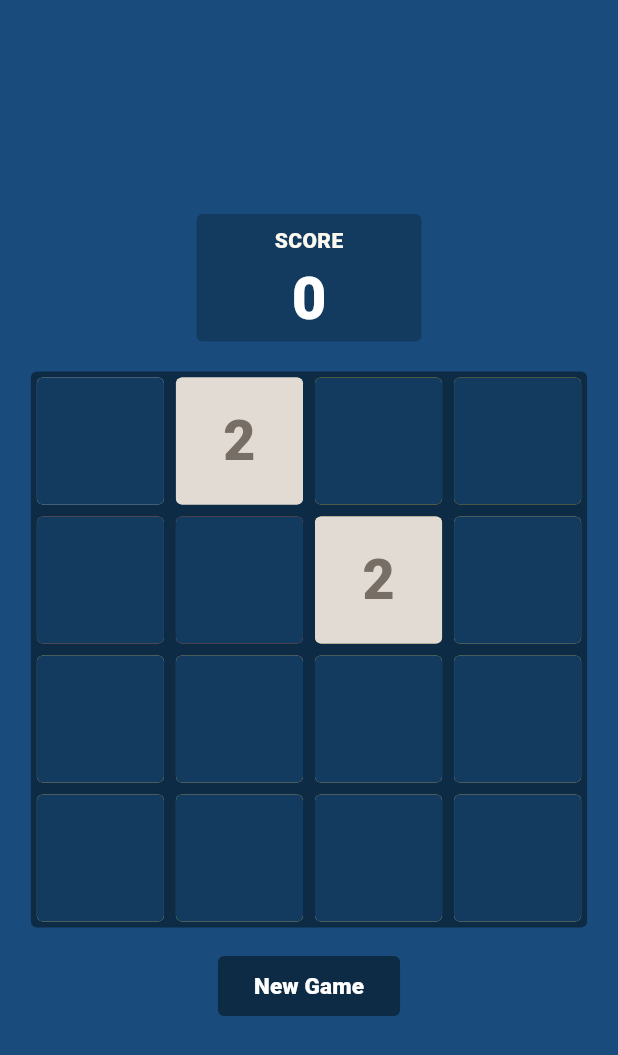
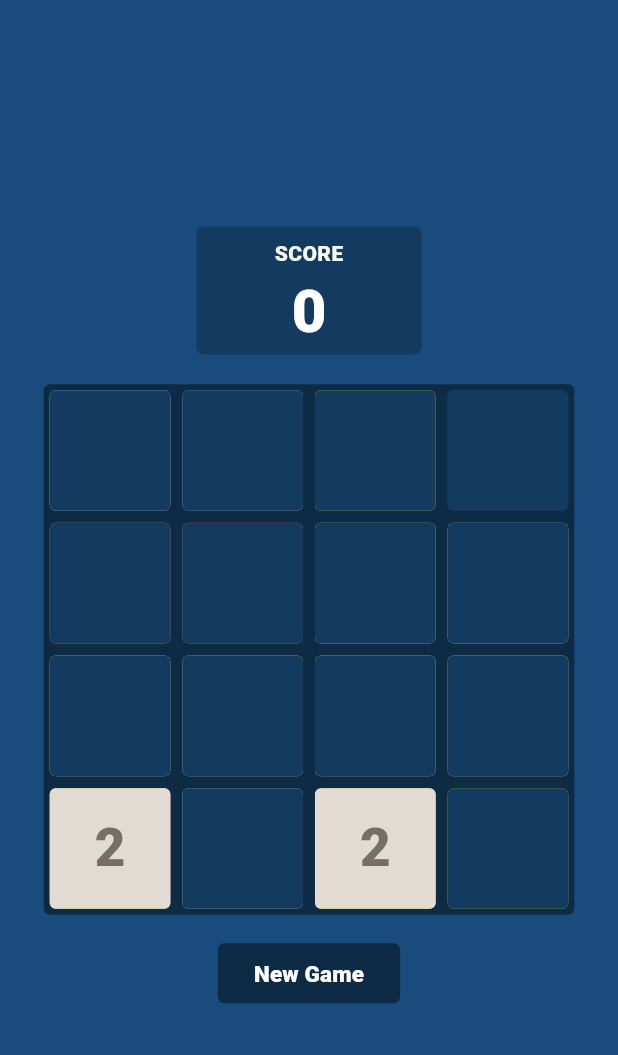
Before and after one commit to jamalvh/2048, a Flutter app: the screen it shows after launch, after a tap on "New Game", on a phone screen of 412 x 824 dp. Shown: the top 1055 px of the screen. Run offline on Flutter 3.47's test engine with Material 3 defaults, Android fonts, the phone set to English and light mode, and no system bars.

Commit message:
bug fixes

```diff
--- a/lib/main.dart
+++ b/lib/main.dart
@@ -1,3 +1,5 @@
+// ignore_for_file: avoid_print
+
 import 'dart:math';
 import 'package:flutter/material.dart';
 
@@ -73,17 +75,17 @@ class _MyHomePageState extends State<MyHomePage> {
             return Tile(row, col, 0);
           }));
   Iterable<Tile> get flattenedGrid => grid.expand((element) => element);
-  late double gridSize = MediaQuery.of(context).size.width * .90;
+  late double gridSize = 353.7;
   late double tileSize = gridSize / 4;
   List<Widget> tiles = [];
 
   @override
   void initState() {
-    createNewTile(2);
+    // createNewTile(2);
     grid[0][0].val = 2;
-    grid[0][1].val = 2;
+    grid[0][1].val = 4;
     grid[0][2].val = 8;
-    grid[0][3].val = 16;
+    grid[3][3].val = 16;
     grid[1][0].val = 32;
     grid[1][1].val = 64;
     grid[1][2].val = 128;
@@ -95,7 +97,6 @@ class _MyHomePageState extends State<MyHomePage> {
     grid[3][0].val = 256;
     grid[3][1].val = 512;
     grid[3][2].val = 1024;
-    grid[3][3].val = 2048;
     super.initState();
   }
 
@@ -438,18 +439,23 @@ class _MyHomePageState extends State<MyHomePage> {
 
   // Create num number of tiles
   void createNewTile(int num) {
+    if (isBoardFull()) {
+      return;
+    }
     var rng = Random();
-    int x = rng.nextInt(4);
-    int y = rng.nextInt(4);
+    for (int i = 0; i < num; i++) {
+      int index = rng.nextInt(16); // Generate a random number from 0 to 15
+      int x = index ~/ 4; // Calculate x coordinate
+      int y = index % 4; // Calculate y coordinate
 
-    for (int i = 0; i < num; i++) {
       while (grid[x][y].val != 0) {
-        x = rng.nextInt(4);
-        y = rng.nextInt(4);
+        index = (index + 1) % 16; // Wrap around if necessary
+        x = index ~/ 4; // Recalculate x coordinate
+        y = index % 4; // Recalculate y coordinate
       }
 
       if (rng.nextInt(10) == 1) {
-        // 10% change of 4
+        // 10% chance of 4
         grid[x][y].val = 4;
       } else {
         grid[x][y].val = 2;
@@ -473,13 +479,8 @@ class _MyHomePageState extends State<MyHomePage> {
   }
 
   void checkIfLost() {
-    // check if full
-    for (int i = 0; i < 4; i++) {
-      for (int j = 0; j < 4; j++) {
-        if (grid[i][j].val == 0) {
-          return;
-        }
-      }
+    if (!isBoardFull()) {
+      return;
     }
 
     // check if merges possible
@@ -512,20 +513,34 @@ class _MyHomePageState extends State<MyHomePage> {
     return;
   }
 
+  bool isBoardFull() {
+    // check if full
+    for (int i = 0; i < 4; i++) {
+      for (int j = 0; j < 4; j++) {
+        if (grid[i][j].val == 0) {
+          return false;
+        }
+      }
+    }
+    return true;
+  }
+
   showLosePopup() {
     return showDialog(
       useSafeArea: false,
       context: context,
       builder: (context) {
         return Container(
-          color: Colors.white.withOpacity(0.4),
+          color: const Color.fromARGB(255, 25, 76, 124).withOpacity(0.7),
           child: Center(
             child: Column(
               mainAxisAlignment: MainAxisAlignment.center,
               children: [
                 const Text("Game Over!",
                     style: TextStyle(
-                        color: Colors.white, decoration: TextDecoration.none)),
+                        color: Colors.white,
+                        decoration: TextDecoration.none,
+                        fontSize: 30)),
                 const SizedBox(height: 15),
                 ElevatedButton(
                   onPressed: () {
```
